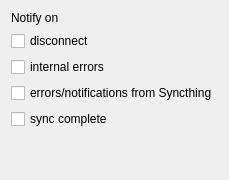
This is gui/notificationsoptionpage.ui in Martchus/syncthingtray as Qt 5 draws it before an edit. The edited form follows.
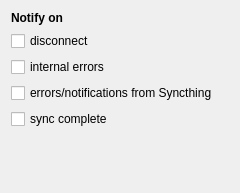
This is the edited form. Icons and pictures are not drawn.

Diff of the .ui file:
```diff
--- a/gui/notificationsoptionpage.ui
+++ b/gui/notificationsoptionpage.ui
@@ -2,6 +2,14 @@
 <ui version="4.0">
  <class>QtGui::NotificationsOptionPage</class>
  <widget class="QWidget" name="QtGui::NotificationsOptionPage">
+  <property name="geometry">
+   <rect>
+    <x>0</x>
+    <y>0</y>
+    <width>240</width>
+    <height>193</height>
+   </rect>
+  </property>
   <property name="windowTitle">
    <string>Notifications</string>
   </property>
@@ -12,6 +20,12 @@
   <layout class="QVBoxLayout" name="verticalLayout">
    <item>
     <widget class="QLabel" name="notifyOnLabel">
+     <property name="font">
+      <font>
+       <weight>75</weight>
+       <bold>true</bold>
+      </font>
+     </property>
      <property name="text">
       <string>Notify on</string>
      </property>
```
